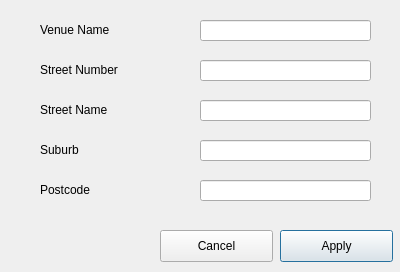
Qt form addvenuediag.ui (stefanmarjanovic/Comp) before a commit.
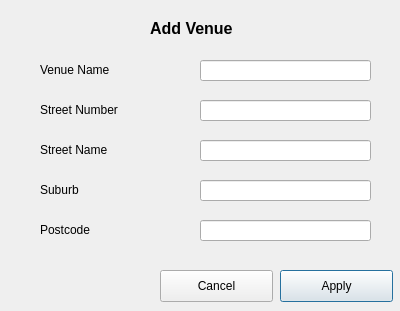
The same form after that commit.

Commit message:
Add Labels and Competition interface
Add titles on dialogue boxes
Add Competition interface

```diff
--- a/addvenuediag.ui
+++ b/addvenuediag.ui
@@ -7,7 +7,7 @@
     <x>0</x>
     <y>0</y>
     <width>400</width>
-    <height>272</height>
+    <height>311</height>
    </rect>
   </property>
   <property name="windowTitle">
@@ -17,7 +17,7 @@
    <property name="geometry">
     <rect>
      <x>200</x>
-     <y>20</y>
+     <y>60</y>
      <width>171</width>
      <height>21</height>
     </rect>
@@ -27,7 +27,7 @@
    <property name="geometry">
     <rect>
      <x>200</x>
-     <y>60</y>
+     <y>100</y>
      <width>171</width>
      <height>21</height>
     </rect>
@@ -37,7 +37,7 @@
    <property name="geometry">
     <rect>
      <x>40</x>
-     <y>60</y>
+     <y>100</y>
      <width>121</width>
      <height>20</height>
     </rect>
@@ -50,7 +50,7 @@
    <property name="geometry">
     <rect>
      <x>40</x>
-     <y>20</y>
+     <y>60</y>
      <width>121</width>
      <height>20</height>
     </rect>
@@ -63,7 +63,7 @@
    <property name="geometry">
     <rect>
      <x>200</x>
-     <y>100</y>
+     <y>140</y>
      <width>171</width>
      <height>21</height>
     </rect>
@@ -76,7 +76,7 @@
    <property name="geometry">
     <rect>
      <x>40</x>
-     <y>100</y>
+     <y>140</y>
      <width>121</width>
      <height>20</height>
     </rect>
@@ -89,7 +89,7 @@
    <property name="geometry">
     <rect>
      <x>200</x>
-     <y>140</y>
+     <y>180</y>
      <width>171</width>
      <height>21</height>
     </rect>
@@ -102,7 +102,7 @@
    <property name="geometry">
     <rect>
      <x>40</x>
-     <y>140</y>
+     <y>180</y>
      <width>121</width>
      <height>20</height>
     </rect>
@@ -115,7 +115,7 @@
    <property name="geometry">
     <rect>
      <x>200</x>
-     <y>180</y>
+     <y>220</y>
      <width>171</width>
      <height>21</height>
     </rect>
@@ -128,7 +128,7 @@
    <property name="geometry">
     <rect>
      <x>40</x>
-     <y>180</y>
+     <y>220</y>
      <width>121</width>
      <height>20</height>
     </rect>
@@ -141,7 +141,7 @@
    <property name="geometry">
     <rect>
      <x>280</x>
-     <y>230</y>
+     <y>270</y>
      <width>113</width>
      <height>32</height>
     </rect>
@@ -166,7 +166,7 @@
    <property name="geometry">
     <rect>
      <x>160</x>
-     <y>230</y>
+     <y>270</y>
      <width>113</width>
      <height>32</height>
     </rect>
@@ -175,6 +175,26 @@
     <string>Cancel</string>
    </property>
   </widget>
+  <widget class="QLabel" name="label_6">
+   <property name="geometry">
+    <rect>
+     <x>150</x>
+     <y>20</y>
+     <width>121</width>
+     <height>16</height>
+    </rect>
+   </property>
+   <property name="font">
+    <font>
+     <pointsize>12</pointsize>
+     <weight>75</weight>
+     <bold>true</bold>
+    </font>
+   </property>
+   <property name="text">
+    <string>Add Venue</string>
+   </property>
+  </widget>
  </widget>
  <tabstops>
   <tabstop>vName</tabstop>
```
The commit also changes 15 other files.
